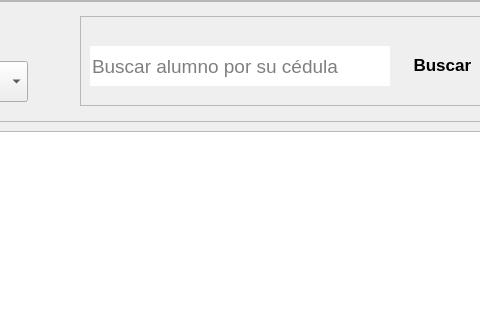
Above: recursos_graficos_y_logicos/elementos_graficos_ui/pantalla_de_vista_general_de_alumnos.ui from Enmanuel-86/TELA-APP before the change; both pictures show x 553 to 1033 and y 0 to 320 of the 1265 by 614 pixel window. Below: the same form after it.
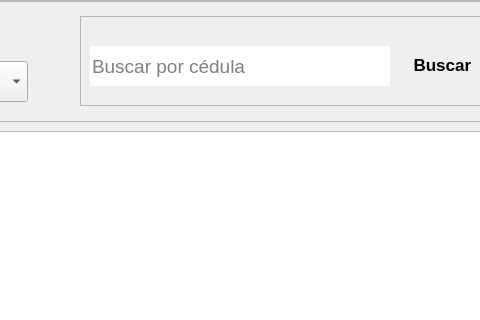
That is the form after the change. Icons and pictures are not drawn.

Commit message: Se cambio el placeholder de la barra de busqueda para que diga "Buscar por cedula"

```diff
--- a/recursos_graficos_y_logicos/elementos_graficos_ui/pantalla_de_vista_general_de_alumnos.ui
+++ b/recursos_graficos_y_logicos/elementos_graficos_ui/pantalla_de_vista_general_de_alumnos.ui
@@ -517,7 +517,7 @@
                  <set>Qt::AlignLeading|Qt::AlignLeft|Qt::AlignVCenter</set>
                 </property>
                 <property name="placeholderText">
-                 <string>Buscar alumno por su cédula</string>
+                 <string>Buscar por cédula</string>
                 </property>
                </widget>
                <widget class="QPushButton" name="boton_buscar">
```
The commit also changes 1 other file.
